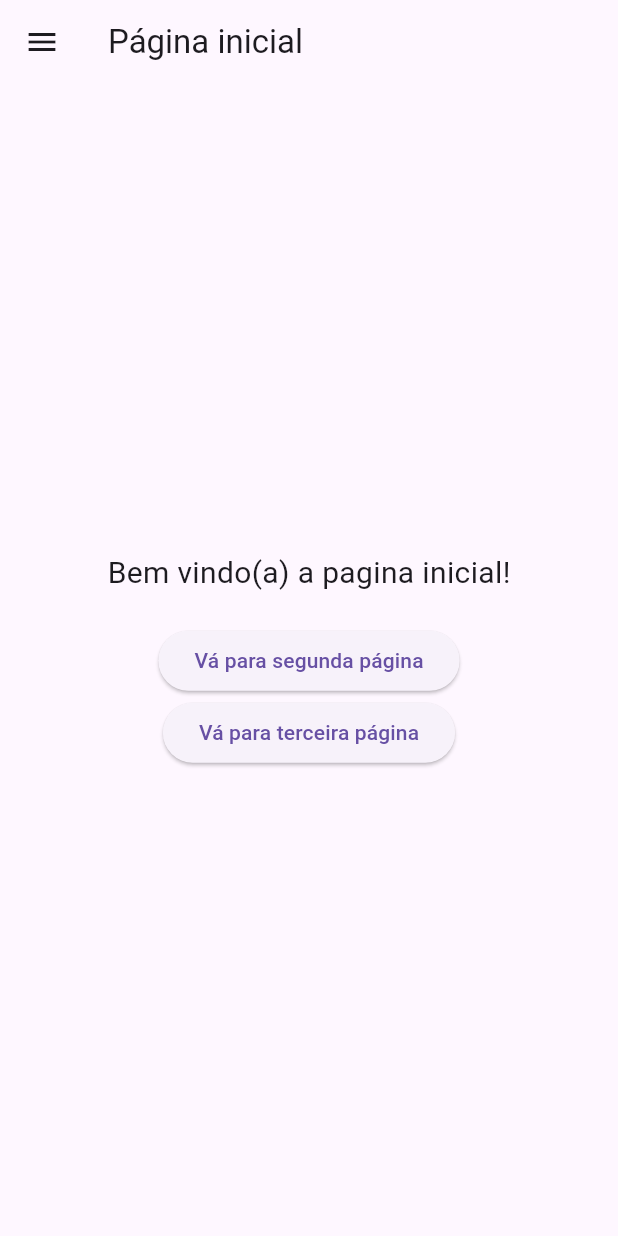
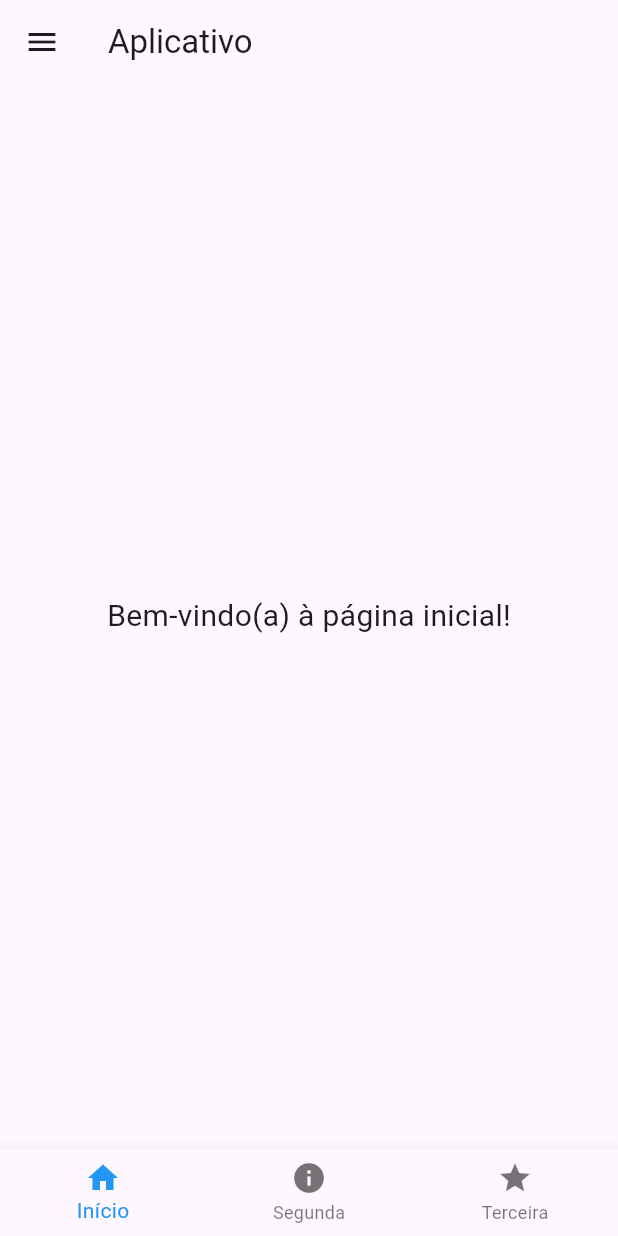
Before and after one commit to anaccoelho0/PROJETOS, a Flutter app: the screen it shows after launch, on a phone screen of 412 x 824 dp. Run offline on Flutter 3.47's test engine with Material 3 defaults, Android fonts, the phone set to English and light mode, and no system bars.

Commit message:
alterei os botões para barra

```diff
--- a/projeto1/lib/main.dart
+++ b/projeto1/lib/main.dart
@@ -8,21 +8,35 @@ class MyApp extends StatelessWidget {
   @override
   Widget build(BuildContext context) {
     return MaterialApp(
-      title: 'Flutter App',
+      title: 'Página inicial',
       theme: ThemeData(
         primarySwatch: Colors.blue,
         visualDensity: VisualDensity.adaptivePlatformDensity,
       ),
-      home: HomePage(),
+      home: MainScreen(),
     );
   }
 }
 
-class HomePage extends StatelessWidget {
+class MainScreen extends StatefulWidget {
+  @override
+  _MainScreenState createState() => _MainScreenState();
+}
+
+class _MainScreenState extends State<MainScreen> {
+  int _selectedIndex = 0;
+  final List<Widget> _pages = [HomePage(), SecondPage(), ThirdPage()];
+
+  void _onItemTapped(int index) {
+    setState(() {
+      _selectedIndex = index;
+    });
+  }
+
   @override
   Widget build(BuildContext context) {
     return Scaffold(
-      appBar: AppBar(title: Text('Página inicial')),
+      appBar: AppBar(title: Text('Aplicativo')),
       drawer: Drawer(
         child: ListView(
           padding: EdgeInsets.zero,
@@ -34,44 +48,49 @@ class HomePage extends StatelessWidget {
             ListTile(
               leading: Icon(Icons.pageview),
               title: Text('Segunda página'),
-              onTap: () => Navigator.push(
-                context,
-                MaterialPageRoute(builder: (context) => SecondPage()),
-              ),
+              onTap: () => _onItemTapped(1),
             ),
             ListTile(
               leading: Icon(Icons.star),
               title: Text('Terceira página'),
-              onTap: () => Navigator.push(
-                context,
-                MaterialPageRoute(builder: (context) => ThirdPage()),
-              ),
+              onTap: () => _onItemTapped(2),
             ),
           ],
         ),
       ),
-      body: Center(
+      body: _pages[_selectedIndex],
+      bottomNavigationBar: BottomNavigationBar(
+        items: const <BottomNavigationBarItem>[
+          BottomNavigationBarItem(
+            icon: Icon(Icons.home),
+            label: 'Início',
+          ),
+          BottomNavigationBarItem(
+            icon: Icon(Icons.info),
+            label: 'Segunda',
+          ),
+          BottomNavigationBarItem(
+            icon: Icon(Icons.star),
+            label: 'Terceira',
+          ),
+        ],
+        currentIndex: _selectedIndex,
+        selectedItemColor: Colors.blue,
+        onTap: _onItemTapped,
+      ),
+    );
+  }
+}
+
+class HomePage extends StatelessWidget {
+  @override
+  Widget build(BuildContext context) {
+    return Center(
       child: Column(
         mainAxisAlignment: MainAxisAlignment.center,
         children: [
-            Text('Bem vindo(a) a pagina inicial!', style: TextStyle(fontSize: 20)),
-            SizedBox(height: 20),
-            ElevatedButton(
-              onPressed: () => Navigator.push(
-                context,
-                MaterialPageRoute(builder: (context) => SecondPage()),
-              ),
-              child: Text('Vá para segunda página'),
-            ),
-            ElevatedButton(
-              onPressed: () => Navigator.push(
-                context,
-                MaterialPageRoute(builder: (context) => ThirdPage()),
-              ),
-              child: Text('Vá para terceira página'),
-            ),
+          Text('Bem-vindo(a) à página inicial!', style: TextStyle(fontSize: 20)),
         ],
-        ),
       ),
     );
   }
@@ -80,22 +99,14 @@ class HomePage extends StatelessWidget {
 class SecondPage extends StatelessWidget {
   @override
   Widget build(BuildContext context) {
-    return Scaffold(
-      appBar: AppBar(title: Text('Segunda página')),
-      body: Center(
+    return Center(
       child: Column(
         mainAxisAlignment: MainAxisAlignment.center,
         children: [
-            Text('Bem vindo(a) a segunda página!', style: TextStyle(fontSize: 20)),
+          Text('Bem-vindo(a) à segunda página!', style: TextStyle(fontSize: 20)),
           SizedBox(height: 20),
           Icon(Icons.info, size: 50, color: Colors.blue),
-            SizedBox(height: 20),
-            ElevatedButton(
-              onPressed: () => Navigator.pop(context),
-              child: Text('Voltar para o ínicio'),
-            ),
         ],
-        ),
       ),
     );
   }
@@ -104,22 +115,14 @@ class SecondPage extends StatelessWidget {
 class ThirdPage extends StatelessWidget {
   @override
   Widget build(BuildContext context) {
-    return Scaffold(
-      appBar: AppBar(title: Text('Terceira página')),
-      body: Center(
+    return Center(
       child: Column(
         mainAxisAlignment: MainAxisAlignment.center,
         children: [
           Text('Explore a terceira página!', style: TextStyle(fontSize: 20)),
           SizedBox(height: 20),
           Icon(Icons.star, size: 50, color: Colors.yellow),
-            SizedBox(height: 20),
-            ElevatedButton(
-              onPressed: () => Navigator.pop(context),
-              child: Text('Voltar para o ínicio'),
-            ),
         ],
-        ),
       ),
     );
   }
```
Lines whose indentation alone changed are shown as unchanged.
